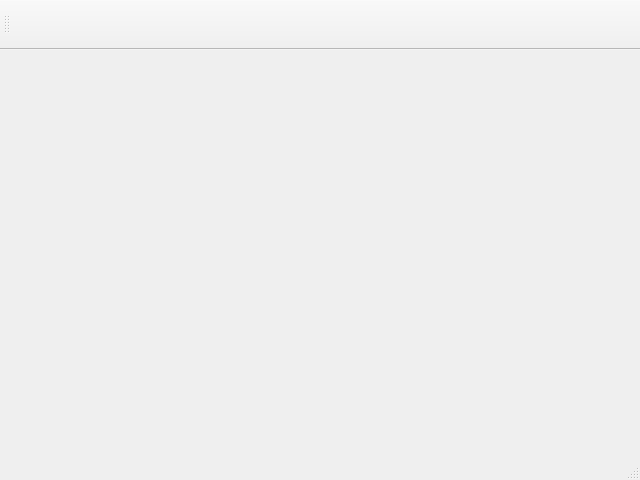
Above: SLAM Gateway/slamgateway.ui from zhuxibrian/SlamGateway before the change. Below: the same form after it.
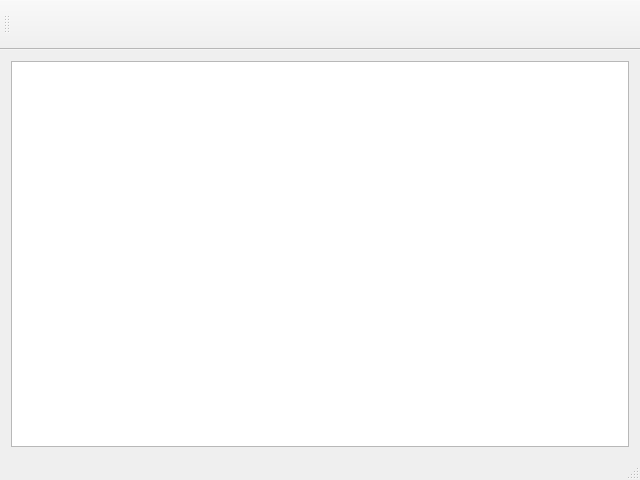
That is the form after the change.

Patch:
```diff
--- a/SLAM Gateway/slamgateway.ui
+++ b/SLAM Gateway/slamgateway.ui
@@ -25,7 +25,13 @@
   <property name="windowTitle">
    <string>SLAMGateway</string>
   </property>
-  <widget class="QWidget" name="centralWidget"/>
+  <widget class="QWidget" name="centralWidget">
+   <layout class="QHBoxLayout" name="horizontalLayout">
+    <item>
+     <widget class="QTextEdit" name="serverInfo"/>
+    </item>
+   </layout>
+  </widget>
   <widget class="QMenuBar" name="menuBar">
    <property name="geometry">
     <rect>
```
